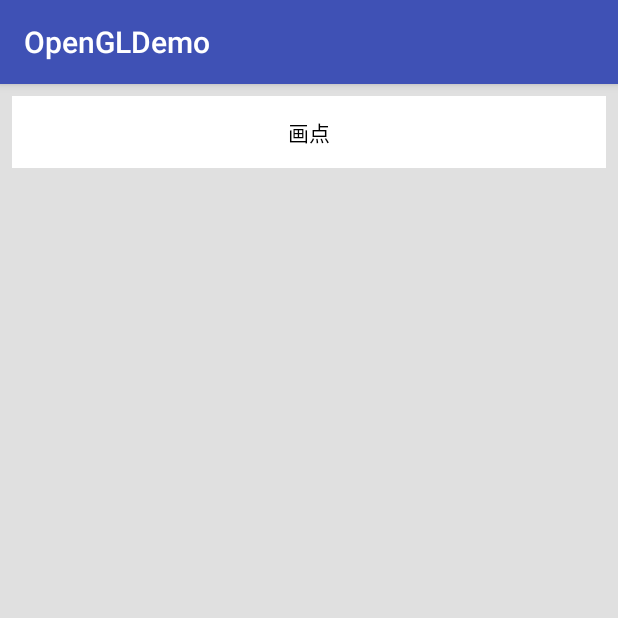
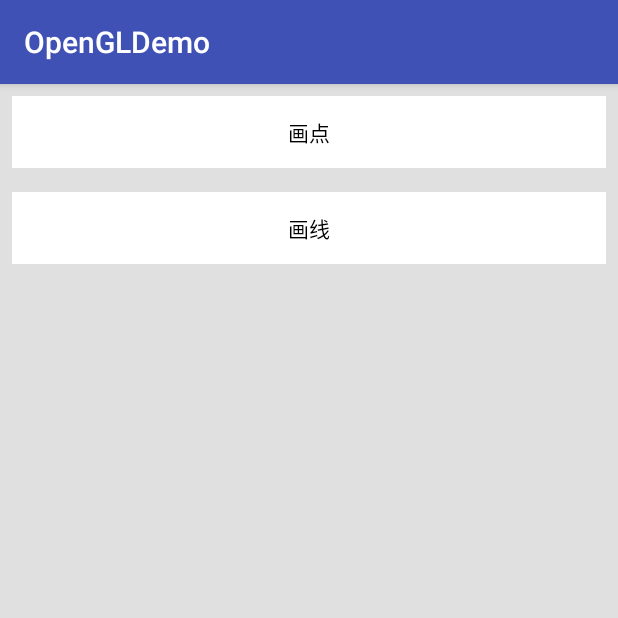
Before and after one commit to JiLiren/OpenGLDemo, an Android app: the screen it shows after launch (MainActivity), on a phone screen of 412 x 824 dp, the top half of it. Run offline under Robolectric (Android 15) with nearby library versions, the phone set to English and light mode, and no system bars.

Commit message:
画线demo ,嗯 就写到这里来。今天是个网红节日。我先去搬家了。

```diff
--- a/app/src/main/AndroidManifest.xml
+++ b/app/src/main/AndroidManifest.xml
@@ -16,7 +16,8 @@
                 <category android:name="android.intent.category.LAUNCHER" />
             </intent-filter>
         </activity>
-        <activity android:name=".point.PointActivity"></activity>
+        <activity android:name=".point.PointActivity" />
+        <activity android:name=".line.LineActivity"></activity>
     </application>
 
 </manifest>
--- a/app/src/main/java/com/freedom/demo/MainActivity.java
+++ b/app/src/main/java/com/freedom/demo/MainActivity.java
@@ -5,6 +5,7 @@ import android.support.v7.app.AppCompatActivity;
 import android.os.Bundle;
 import android.view.View;
 
+import com.freedom.demo.line.LineActivity;
 import com.freedom.demo.point.PointActivity;
 
 
@@ -26,5 +27,12 @@ public class MainActivity extends AppCompatActivity {
                 startActivity(new Intent(MainActivity.this, PointActivity.class));
             }
         });
+
+        findViewById(R.id.tv_line).setOnClickListener(new View.OnClickListener() {
+            @Override
+            public void onClick(View v) {
+                startActivity(new Intent(MainActivity.this, LineActivity.class));
+            }
+        });
     }
 }
--- a/app/src/main/res/layout/activity_main.xml
+++ b/app/src/main/res/layout/activity_main.xml
@@ -19,5 +19,16 @@
         android:background="#fff"
         android:layout_margin="8dp"/>
 
+    <TextView
+        android:id="@+id/tv_line"
+        android:layout_width="match_parent"
+        android:layout_height="48dp"
+        android:text="画线"
+        android:textColor="#000"
+        android:textSize="14sp"
+        android:gravity="center"
+        android:background="#fff"
+        android:layout_margin="8dp"/>
+
 
 </LinearLayout>
```
Also changed, not shown: app/src/main/java/com/freedom/demo/line/LineActivity.java (added, +39 -0 lines), app/src/main/java/com/freedom/demo/line/LineRenderer.java (added, +66 -0 lines).
